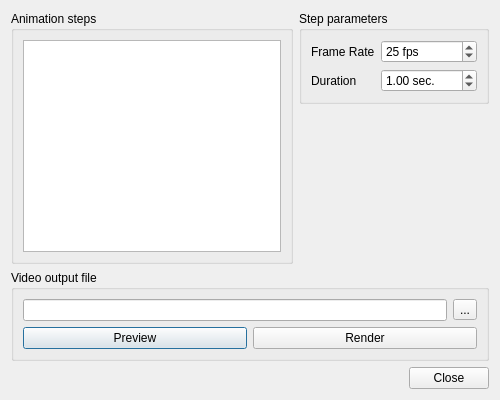
Old version of the form plugins/qAnimation/animationDlg.ui in the repository CloudCompare/CloudCompare.
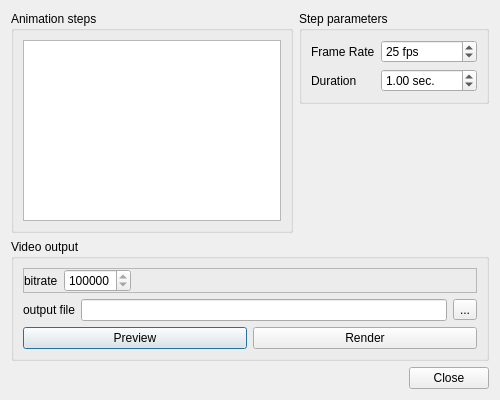
New version of the form. Icons and pictures are not drawn.

Commit message: qAnimation: progress bar, bitrate spinbox, etc.

```diff
--- a/plugins/qAnimation/animationDlg.ui
+++ b/plugins/qAnimation/animationDlg.ui
@@ -122,11 +122,69 @@
       </sizepolicy>
      </property>
      <property name="title">
-      <string>Video output file</string>
+      <string>Video output</string>
      </property>
      <layout class="QVBoxLayout" name="verticalLayout">
+      <item>
+       <widget class="QFrame" name="bitrateFrame">
+        <property name="frameShape">
+         <enum>QFrame::StyledPanel</enum>
+        </property>
+        <property name="frameShadow">
+         <enum>QFrame::Raised</enum>
+        </property>
+        <layout class="QHBoxLayout" name="horizontalLayout_4">
+         <property name="margin">
+          <number>0</number>
+         </property>
+         <item>
+          <widget class="QLabel" name="label_3">
+           <property name="text">
+            <string>bitrate</string>
+           </property>
+          </widget>
+         </item>
+         <item>
+          <widget class="QSpinBox" name="bitrateSpinBox">
+           <property name="minimum">
+            <number>100000</number>
+           </property>
+           <property name="maximum">
+            <number>1000000000</number>
+           </property>
+           <property name="singleStep">
+            <number>100000</number>
+           </property>
+           <property name="value">
+            <number>400000</number>
+           </property>
+          </widget>
+         </item>
+         <item>
+          <spacer name="horizontalSpacer">
+           <property name="orientation">
+            <enum>Qt::Horizontal</enum>
+           </property>
+           <property name="sizeHint" stdset="0">
+            <size>
+             <width>332</width>
+             <height>20</height>
+            </size>
+           </property>
+          </spacer>
+         </item>
+        </layout>
+       </widget>
+      </item>
       <item>
        <layout class="QHBoxLayout" name="horizontalLayout_3">
+        <item>
+         <widget class="QLabel" name="label_4">
+          <property name="text">
+           <string>output file</string>
+          </property>
+         </widget>
+        </item>
         <item>
          <widget class="QLineEdit" name="outputFileLineEdit"/>
         </item>
```
The commit also changes 4 other files.
